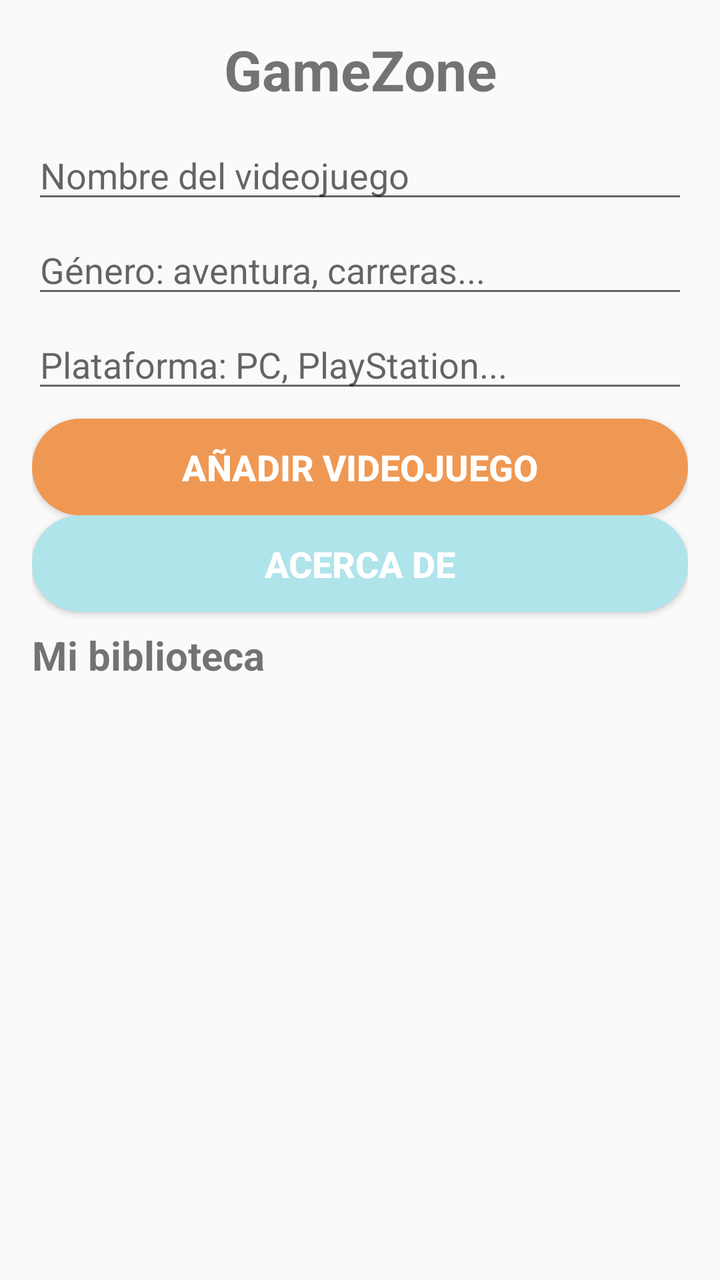
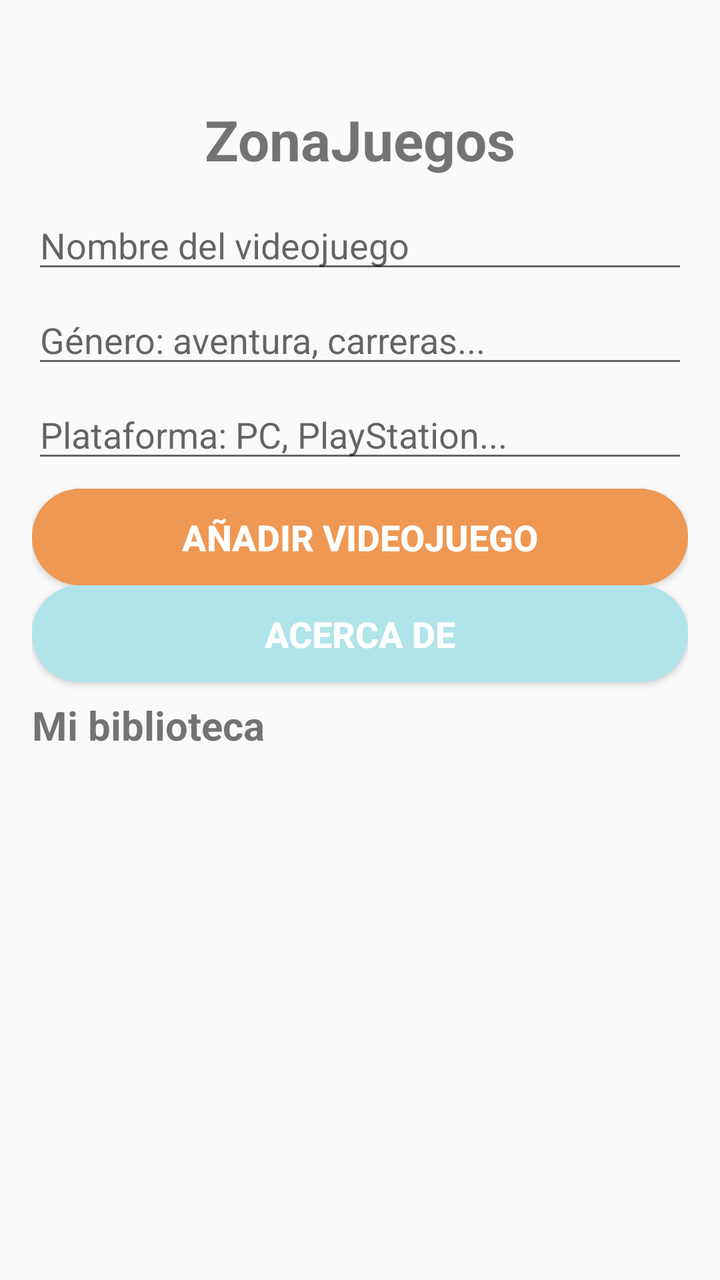

Screens rendered from an Android XML layout before and after an edit, with the pre-edit source and the edit as a unified diff.
<!-- AndroidManifest.xml: application theme Theme.ZonaJuegos -->
<!-- res/layout/activity_main.xml -->
<?xml version="1.0" encoding="utf-8"?>
<LinearLayout
    xmlns:android="http://schemas.android.com/apk/res/android"
    android:layout_width="match_parent"
    android:layout_height="match_parent"
    android:orientation="vertical"
    android:padding="16dp">

    <TextView
        android:id="@+id/tvTituloPrincipal"
        android:layout_width="match_parent"
        android:layout_height="wrap_content"
        android:text="GameZone"
        android:textSize="28sp"
        android:textStyle="bold"
        android:gravity="center"
        android:layout_marginBottom="12dp" />

    <EditText
        android:id="@+id/etTitulo"
        android:layout_width="match_parent"
        android:layout_height="wrap_content"
        android:hint="Nombre del videojuego"
        android:inputType="textCapWords"
        android:maxLines="1"
        android:layout_marginBottom="6dp" />

    <EditText
        android:id="@+id/etGenero"
        android:layout_width="match_parent"
        android:layout_height="wrap_content"
        android:hint="Género: aventura, carreras..."
        android:inputType="textCapWords"
        android:maxLines="1"
        android:layout_marginBottom="6dp" />

    <EditText
        android:id="@+id/etPlataforma"
        android:layout_width="match_parent"
        android:layout_height="wrap_content"
        android:hint="Plataforma: PC, PlayStation..."
        android:inputType="textCapWords"
        android:maxLines="1"
        android:layout_marginBottom="8dp" />

    <Button
        android:id="@+id/btnAgregar"
        android:layout_width="match_parent"
        android:layout_height="wrap_content"
        android:text="Añadir videojuego"
        android:background="@drawable/boton_aniadir"
        android:textColor="#FFFFFF"
        android:textStyle="bold"
        android:textSize="18sp"
        android:padding="12dp"/>

    <Button
        android:id="@+id/btnAcercaDe"
        android:layout_width="match_parent"
        android:layout_height="wrap_content"
        android:text="Acerca de"
        android:background="@drawable/boton_acerca_de"
        android:textColor="#FFFFFF"
        android:textStyle="bold"
        android:textSize="18sp"
        android:padding="12dp"/>

    <TextView
        android:layout_width="match_parent"
        android:layout_height="wrap_content"
        android:text="Mi biblioteca"
        android:textSize="20sp"
        android:textStyle="bold"
        android:layout_marginTop="8dp"
        android:layout_marginBottom="4dp" />

    <androidx.recyclerview.widget.RecyclerView
        android:id="@+id/rvVideojuegos"
        android:layout_width="match_parent"
        android:layout_height="0dp"
        android:layout_weight="1" />

</LinearLayout>
<!-- resources referenced by this layout -->
<resources>
  <!-- drawable boton_acerca_de (drawable) -->
  <?xml version="1.0" encoding="utf-8"?>
  <shape xmlns:android="http://schemas.android.com/apk/res/android"
      android:shape="rectangle">
  
      <solid android:color="#afe4ea" />
  
      <corners android:radius="24dp" />
  
  </shape>
  <!-- drawable boton_aniadir (drawable) -->
  <?xml version="1.0" encoding="utf-8"?>
  <shape xmlns:android="http://schemas.android.com/apk/res/android"
      android:shape="rectangle">
  
      <solid android:color="#ef9853" />
  
      <corners android:radius="24dp" />
  
  </shape>
  <style name="Theme.ZonaJuegos" parent="Theme.AppCompat.Light.NoActionBar">
      </style>
</resources>

<!-- the commit's change to res/layout/activity_main.xml (unified diff, before → after) -->
@@ -10,11 +10,12 @@
         android:id="@+id/tvTituloPrincipal"
         android:layout_width="match_parent"
         android:layout_height="wrap_content"
-        android:text="GameZone"
+        android:layout_marginBottom="12dp"
+        android:gravity="center"
+        android:text="ZonaJuegos"
         android:textSize="28sp"
         android:textStyle="bold"
-        android:gravity="center"
-        android:layout_marginBottom="12dp" />
+        android:paddingTop="35dp"/>
 
     <EditText
         android:id="@+id/etTitulo"
